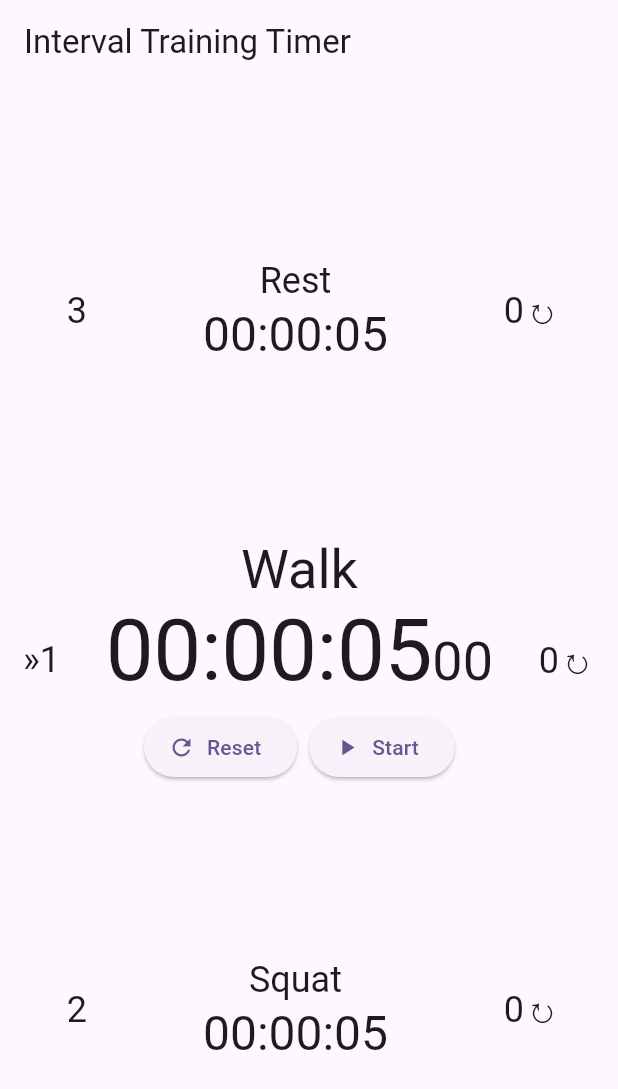
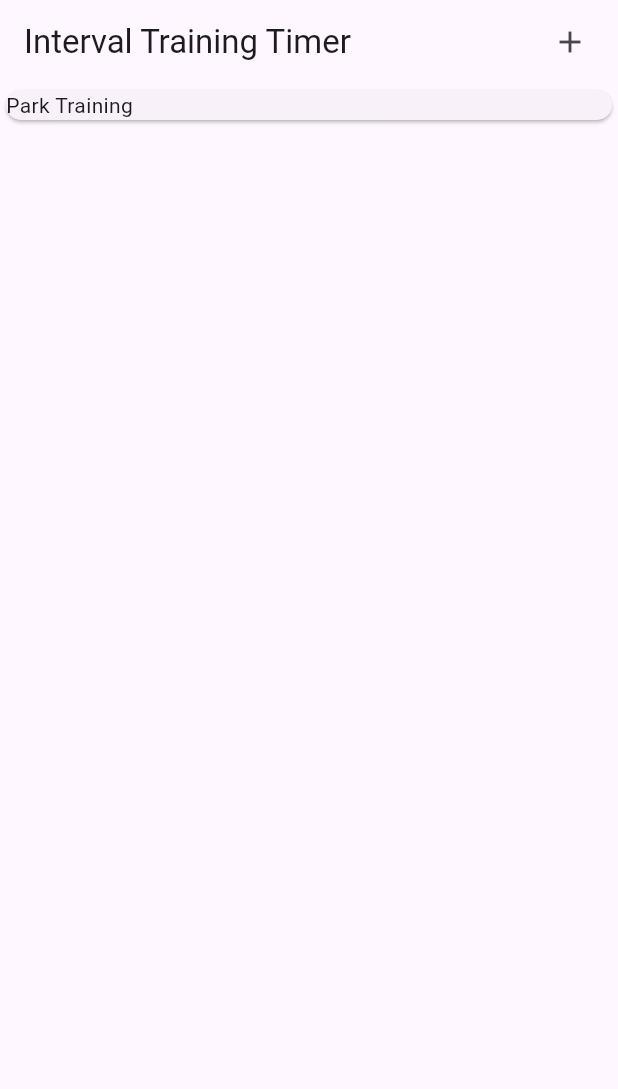
Before and after one commit to lucasrfma/interval_training_timer, a Flutter app: the screen it shows after launch, on a phone screen of 412 x 824 dp. Shown: the top 1089 px of the screen. Run offline on Flutter 3.47's test engine with Material 3 defaults, Android fonts, the light colour scheme and no system bars; missing offline and left inert: flutter_ringtone_player.

Commit message:
Home screen + screen navigation started. Project structure reorganized

```diff
--- a/lib/main.dart
+++ b/lib/main.dart
@@ -1,7 +1,7 @@
-import 'package:flutter/material.dart';
-import 'package:interval_training_timer/models/interval_definition.dart';
-import 'package:interval_training_timer/models/training_definition.dart';
-import 'package:interval_training_timer/widgets/interval_timer/training_home.dart';
+import 'package:flutter/material.dart' hide Interval;
+import 'package:interval_training_timer/models/interval.dart';
+import 'package:interval_training_timer/models/training.dart';
+import 'package:interval_training_timer/screens/home/home_screen.dart';
 
 void main() {
   runApp(MyApp());
@@ -10,25 +10,24 @@ void main() {
 class MyApp extends StatelessWidget {
   MyApp({super.key});
 
-  final dummyTraining = TrainingDefinition("Park", [
-    IntervalDefinition("Walk", const Duration(seconds: 5), alarmDuration: 4),
-    IntervalDefinition("Squat", const Duration(seconds: 5), alarmDuration: 4),
-    IntervalDefinition("Rest", const Duration(seconds: 5), alarmDuration: 4),
-  ]);
+  final dummyTrainingList = [
+    Training("Park Training", [
+      Interval("Walk", const Duration(seconds: 5), alarmDuration: 4),
+      Interval("Squat", const Duration(seconds: 5), alarmDuration: 4),
+      Interval("Rest", const Duration(seconds: 5), alarmDuration: 4),
+    ])
+  ];
 
   @override
   Widget build(BuildContext context) {
     return MaterialApp(
+      debugShowCheckedModeBanner: false,
       title: 'Flutter Demo',
       theme: ThemeData(
         colorScheme: ColorScheme.fromSeed(seedColor: Colors.deepPurple),
         useMaterial3: true,
       ),
-      home: Scaffold(
-          appBar: AppBar(
-            title: const Text("Interval Training Timer"),
-          ),
-          body: TrainingHome(dummyTraining)),
+      home: HomeScreen(dummyTrainingList),
     );
   }
 }
--- a/lib/models/interval_definition.dart
+++ b/lib/models/interval.dart
@@ -1,8 +1,8 @@
-class IntervalDefinition {
+class Interval {
   final String name;
   final Duration duration;
   final Duration alarmDuration;
 
-  IntervalDefinition(this.name, this.duration, {int alarmDuration = 8})
+  Interval(this.name, this.duration, {int alarmDuration = 8})
       : alarmDuration = Duration(seconds: alarmDuration);
 }
--- /dev/null
+++ b/lib/models/training.dart
@@ -0,0 +1,8 @@
+import 'package:interval_training_timer/models/interval.dart';
+
+class Training {
+  final List<Interval> intervals;
+  final String name;
+
+  const Training(this.name, this.intervals);
+}
--- a/lib/models/training_definition.dart
+++ /dev/null
@@ -1,8 +0,0 @@
-import 'package:interval_training_timer/models/interval_definition.dart';
-
-class TrainingDefinition {
-  final List<IntervalDefinition> intervals;
-  final String name;
-
-  const TrainingDefinition(this.name, this.intervals);
-}
--- /dev/null
+++ b/lib/screens/home/home_screen.dart
@@ -0,0 +1,44 @@
+import 'package:flutter/material.dart';
+import 'package:interval_training_timer/models/training.dart';
+import 'package:interval_training_timer/screens/home/widgets/training_card.dart';
+import 'package:interval_training_timer/screens/training/training_screen.dart';
+
+class HomeScreen extends StatelessWidget {
+  final List<Training> trainingList;
+
+  const HomeScreen(
+    this.trainingList, {
+    super.key,
+  });
+
+  void _trainingSelected(BuildContext context, Training training) {
+    Navigator.push(
+      context,
+      MaterialPageRoute(builder: (context) => TrainingScreen(training)),
+    );
+  }
+
+  @override
+  Widget build(BuildContext context) {
+    return Scaffold(
+      appBar: AppBar(
+        title: const Text('Interval Training Timer'),
+        actions: [
+          Padding(
+            padding: const EdgeInsets.only(right: 8.0),
+            child: IconButton(
+              onPressed: () {},
+              icon: const Icon(Icons.add),
+            ),
+          )
+        ],
+      ),
+      body: ListView.builder(
+        itemBuilder: (context, index) => TrainingCard(trainingList[index], () {
+          _trainingSelected(context, trainingList[index]);
+        }),
+        itemCount: trainingList.length,
+      ),
+    );
+  }
+}
--- /dev/null
+++ b/lib/screens/home/widgets/training_card.dart
@@ -0,0 +1,23 @@
+import 'package:flutter/material.dart';
+import 'package:interval_training_timer/models/training.dart';
+
+class TrainingCard extends StatelessWidget {
+  final Training training;
+  final void Function() onTap;
+
+  const TrainingCard(
+    this.training,
+    this.onTap, {
+    super.key,
+  });
+
+  @override
+  Widget build(BuildContext context) {
+    return InkWell(
+      onTap: onTap,
+      child: Card(
+        child: Text(training.name),
+      ),
+    );
+  }
+}
--- a/lib/widgets/interval_timer/adjacent_interval.dart
+++ b/lib/screens/training/widgets/adjacent_interval.dart
@@ -1,10 +1,10 @@
-import 'package:flutter/material.dart';
-import 'package:interval_training_timer/models/interval_definition.dart';
+import 'package:flutter/material.dart' hide Interval;
+import 'package:interval_training_timer/models/interval.dart';
 
 class AdjacentInterval extends StatelessWidget {
   const AdjacentInterval(this.interval, {super.key});
 
-  final IntervalDefinition interval;
+  final Interval interval;
 
   @override
   Widget build(BuildContext context) {
--- a/lib/widgets/interval_timer/timer_row.dart
+++ b/lib/screens/training/widgets/interval_row.dart
@@ -1,12 +1,12 @@
 import 'package:flutter/material.dart';
 
-class TimerRow extends StatelessWidget {
+class IntervalRow extends StatelessWidget {
   final Widget widget;
   final int index;
   final int cyclesDone;
   final bool current;
 
-  const TimerRow(
+  const IntervalRow(
       {required this.index,
       required this.widget,
       required this.cyclesDone,
--- a/lib/widgets/interval_timer/timer_clock.dart
+++ b/lib/screens/training/widgets/timer_clock.dart
@@ -1,10 +1,10 @@
 import 'dart:async';
 
-import 'package:flutter/material.dart';
-import 'package:interval_training_timer/models/interval_definition.dart';
+import 'package:flutter/material.dart' hide Interval;
+import 'package:interval_training_timer/models/interval.dart';
 
 class TimerClock extends StatefulWidget {
-  final IntervalDefinition interval;
+  final Interval interval;
   final void Function() onTimerFinished;
 
   const TimerClock(this.interval, this.onTimerFinished, {super.key});
--- a/lib/widgets/interval_timer/training_home.dart
+++ /dev/null
@@ -1,88 +0,0 @@
-import 'package:flutter/material.dart';
-import 'package:flutter_ringtone_player/flutter_ringtone_player.dart';
-import 'package:interval_training_timer/models/interval_definition.dart';
-import 'package:interval_training_timer/models/training_definition.dart';
-import 'package:interval_training_timer/widgets/interval_timer/adjacent_interval.dart';
-import 'package:interval_training_timer/widgets/interval_timer/timer_clock.dart';
-import 'package:interval_training_timer/widgets/interval_timer/timer_row.dart';
-
-class TrainingHome extends StatefulWidget {
-  const TrainingHome(this.training, {super.key});
-  final TrainingDefinition training;
-
-  @override
-  State<StatefulWidget> createState() => _TrainingHomeState();
-}
-
-class _TrainingHomeState extends State<TrainingHome> {
-  // to keep track which intervals to show
-  int _currentIndex = 0;
-  late int _previousIndex;
-  late int _nextIndex;
-  late int _lastIndex;
-  late IntervalDefinition _currentInterval;
-
-  /// keep track of how many times each interval elapsed in this training session
-  late List<int> _intervalCounters;
-
-  int cyclesDone = 0;
-
-  @override
-  void initState() {
-    super.initState();
-    _lastIndex = widget.training.intervals.length - 1;
-    _previousIndex = _lastIndex;
-    _nextIndex = _calcNextIndex();
-    _currentInterval = widget.training.intervals[_currentIndex];
-    _intervalCounters = List.filled(widget.training.intervals.length, 0);
-  }
-
-  int _calcNextIndex() {
-    return _currentIndex == _lastIndex ? 0 : _currentIndex + 1;
-  }
-
-  void _setOffAlarm() {
-    FlutterRingtonePlayer.playAlarm(asAlarm: true);
-    Future.delayed(_currentInterval.alarmDuration, () {
-      FlutterRingtonePlayer.stop();
-    });
-  }
-
-  void _timerFinished() {
-    _setOffAlarm();
-    setState(() {
-      ++_intervalCounters[_currentIndex];
-
-      _previousIndex = _currentIndex;
-      _currentIndex = _calcNextIndex();
-      _nextIndex = _calcNextIndex();
-
-      _currentInterval = widget.training.intervals[_currentIndex];
-    });
-  }
-
-  @override
-  Widget build(BuildContext context) {
-    return Column(
-      mainAxisAlignment: MainAxisAlignment.spaceEvenly,
-      children: [
-        TimerRow(
-          index: _previousIndex,
-          widget: AdjacentInterval(widget.training.intervals[_previousIndex]),
-          cyclesDone: _intervalCounters[_previousIndex],
-        ),
-        TimerRow(
-          index: _currentIndex,
-          widget: TimerClock(_currentInterval, _timerFinished),
-          cyclesDone: _intervalCounters[_currentIndex],
-          current: true,
-        ),
-        TimerRow(
-          index: _nextIndex,
-          widget: AdjacentInterval(widget.training.intervals[_nextIndex]),
-          cyclesDone: _intervalCounters[_nextIndex],
-        ),
-      ],
-    );
-  }
-}
```
Also changed, not shown: lib/screens/training/training_screen.dart (added, +102 -0 lines).
